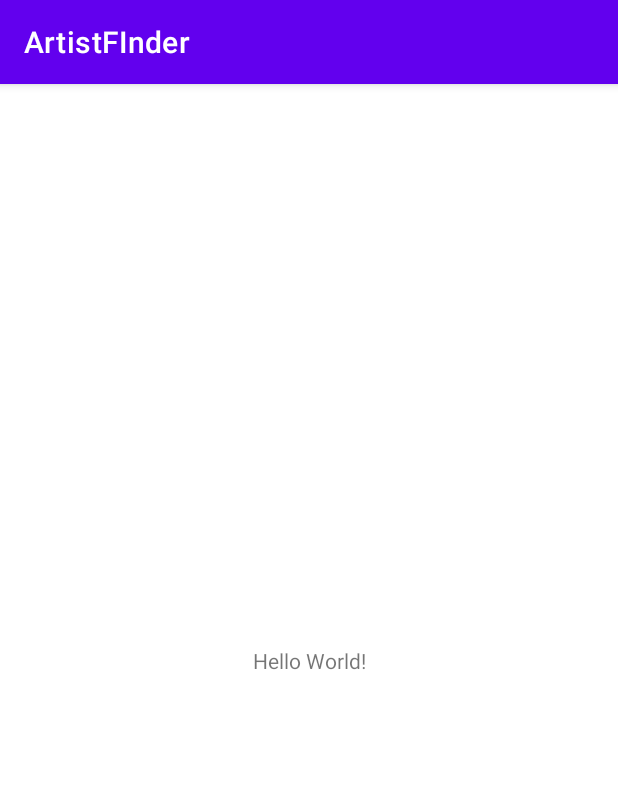
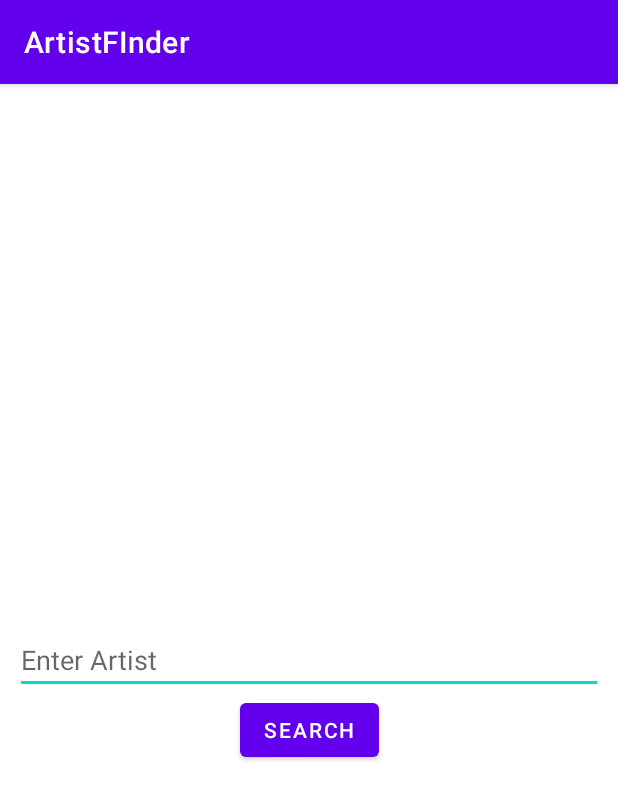
Before and after one commit to Dheerajk1994/ArtistFinder, an Android app: the screen it shows after launch (MainActivity), on a phone screen of 412 x 824 dp. Shown: the top 800 px of the screen. Run offline under Robolectric (Android 15) with nearby library versions, the phone set to English and light mode, and no system bars.

Commit message:
Added search bar and track card UIs

```diff
--- a/app/src/main/res/layout/activity_main.xml
+++ b/app/src/main/res/layout/activity_main.xml
@@ -4,15 +4,24 @@
     xmlns:tools="http://schemas.android.com/tools"
     android:layout_width="match_parent"
     android:layout_height="match_parent"
+    android:layout_margin="10dp"
     tools:context=".MainActivity">
 
-    <TextView
+    <EditText
+        android:id="@+id/et_artist_name"
+        android:layout_width="match_parent"
+        android:layout_height="wrap_content"
+        android:hint="@string/enter_artist"
+        app:layout_constraintTop_toTopOf="parent"
+        app:layout_constraintBottom_toBottomOf="parent"/>
+
+    <Button
+        android:id="@+id/btn_search_artist"
         android:layout_width="wrap_content"
         android:layout_height="wrap_content"
-        android:text="Hello World!"
-        app:layout_constraintBottom_toBottomOf="parent"
-        app:layout_constraintLeft_toLeftOf="parent"
-        app:layout_constraintRight_toRightOf="parent"
-        app:layout_constraintTop_toTopOf="parent" />
+        android:text="@string/search"
+        app:layout_constraintTop_toBottomOf="@id/et_artist_name"
+        app:layout_constraintStart_toStartOf="parent"
+        app:layout_constraintEnd_toEndOf="parent"/>
 
 </androidx.constraintlayout.widget.ConstraintLayout>
--- a/app/src/main/res/values/strings.xml
+++ b/app/src/main/res/values/strings.xml
@@ -1,3 +1,5 @@
 <resources>
     <string name="app_name">ArtistFInder</string>
+    <string name="enter_artist">Enter Artist</string>
+    <string name="search">Search</string>
 </resources>
```
Also changed, not shown: app/src/main/res/layout/track_card.xml (added, +59 -0 lines).
